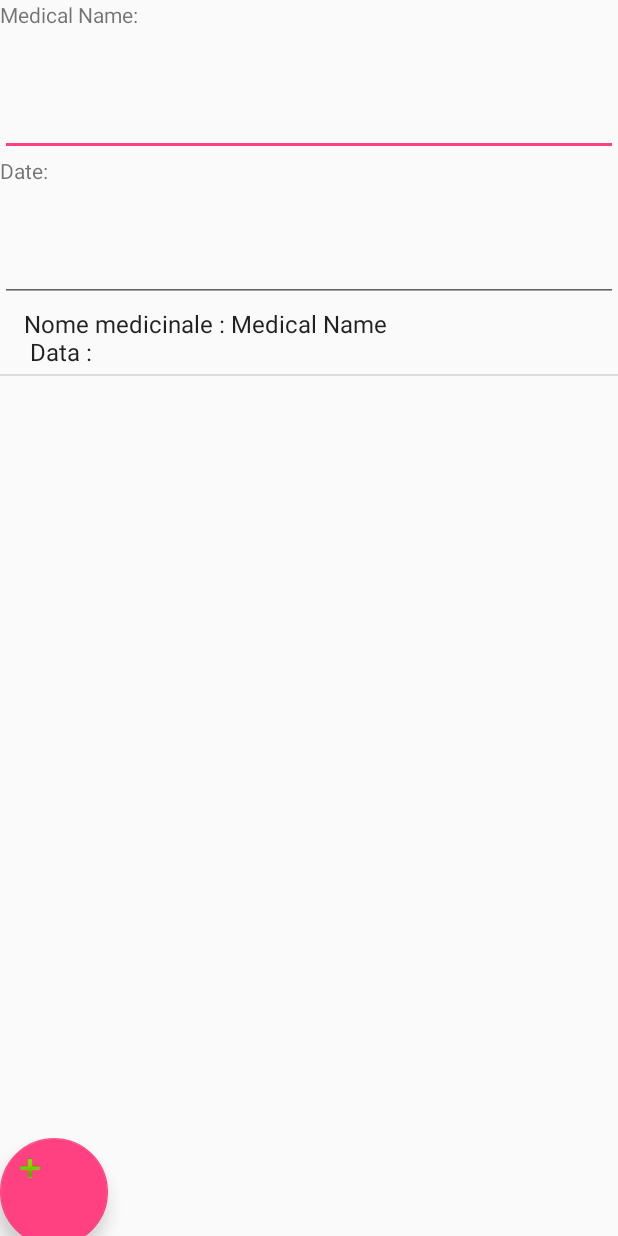
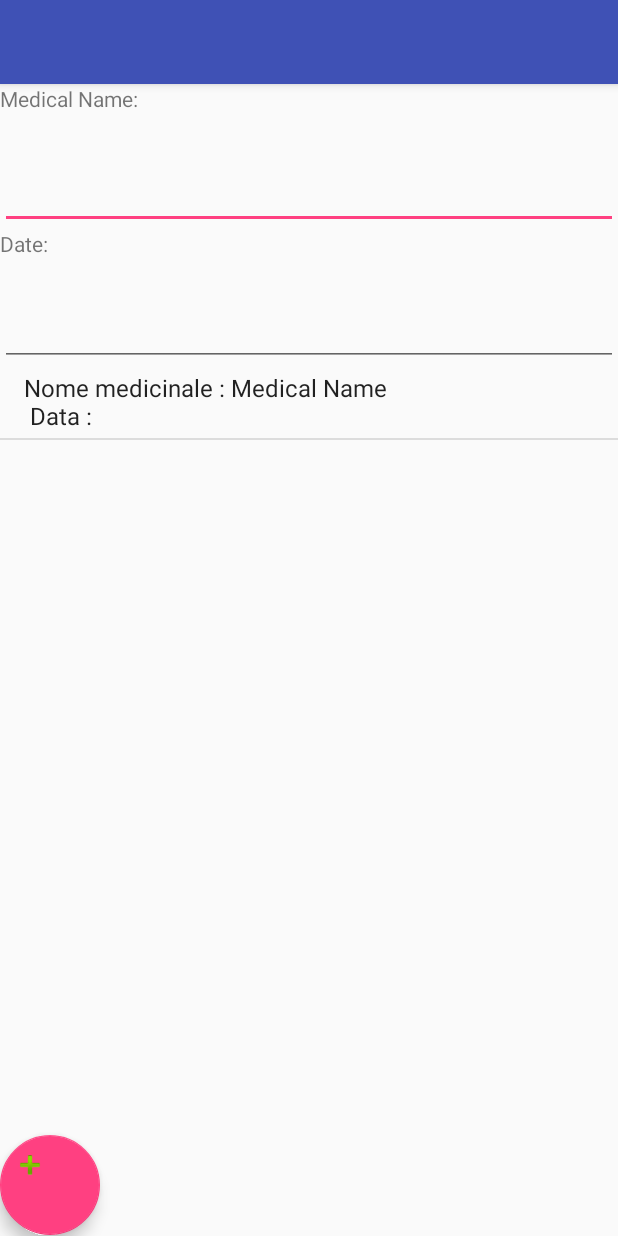
Before and after one commit to GiuseppeMaria/MyHealt2, an Android app: the screen it shows after launch (MainActivity), after a tap on an icon or button, on a phone screen of 412 x 824 dp. Run offline under Robolectric (Android 15) with nearby library versions, the phone set to English and light mode, and no system bars.

Commit message:
new activity

```diff
--- a/app/src/main/java/android/vm/myhealt2/MainActivity.java
+++ b/app/src/main/java/android/vm/myhealt2/MainActivity.java
@@ -22,7 +22,7 @@ public class MainActivity extends ListActivity {
     @Override
     public void onCreate(Bundle icicle) {
         super.onCreate(icicle);
-        setContentView(R.layout.content_main);
+        setContentView(R.layout.activity_main);
         medical = (EditText) findViewById(R.id.medical_name);
         date = (EditText) findViewById(R.id.date);
         adapter=new ArrayAdapter<String>(this,
--- a/app/src/main/res/layout/activity_main.xml
+++ b/app/src/main/res/layout/activity_main.xml
@@ -6,6 +6,10 @@
     android:layout_height="match_parent"
     android:fitsSystemWindows="true"
     tools:context="android.vm.myhealt2.MainActivity">
+    <LinearLayout
+        android:orientation="vertical"
+        android:layout_width="fill_parent"
+        android:layout_height="fill_parent">
 
     <android.support.design.widget.AppBarLayout
         android:layout_width="match_parent"
@@ -21,14 +25,51 @@
 
     </android.support.design.widget.AppBarLayout>
 
-    <include layout="@layout/content_main" />
+        <TextView
+            android:text="Medical Name:"
+            android:layout_width="match_parent"
+            android:layout_height="wrap_content"
+            android:id="@+id/medical"
+            android:layout_weight="0.12" />
 
-    <android.support.design.widget.FloatingActionButton
-        android:id="@+id/fab"
-        android:layout_width="wrap_content"
-        android:layout_height="wrap_content"
-        android:layout_gravity="bottom|end"
-        android:layout_margin="@dimen/fab_margin"
-        app:srcCompat="@android:drawable/ic_dialog_email" />
+        <EditText
+            android:layout_width="match_parent"
+            android:layout_height="wrap_content"
+            android:inputType="textPersonName"
+            android:text="Medical Name"
+            android:ems="10"
+            android:id="@+id/medical_name" />
+
+        <TextView
+            android:text="Date:"
+            android:layout_width="match_parent"
+            android:layout_height="wrap_content"
+            android:id="@+id/date_ass"
+            android:layout_weight="0.10" />
+
+        <EditText
+            android:layout_width="match_parent"
+            android:layout_height="wrap_content"
+            android:inputType="date"
+            android:ems="10"
+            android:id="@+id/date" />
+
+        <ListView
+            android:id="@android:id/list"
+            android:layout_width="fill_parent"
+            android:layout_height="318dp"
+            android:drawSelectorOnTop="false"
+            android:layout_weight="0.72" />
+
+        <android.support.design.widget.FloatingActionButton
+            android:layout_width="341dp"
+            android:layout_height="45dp"
+            android:clickable="true"
+            app:fabSize="mini"
+            app:srcCompat="@android:drawable/ic_input_add"
+            android:id="@+id/floatingActionButton"
+            android:onClick="addItems"
+            android:layout_weight="0.08" />
+    </LinearLayout>
 
 </android.support.design.widget.CoordinatorLayout>
```
